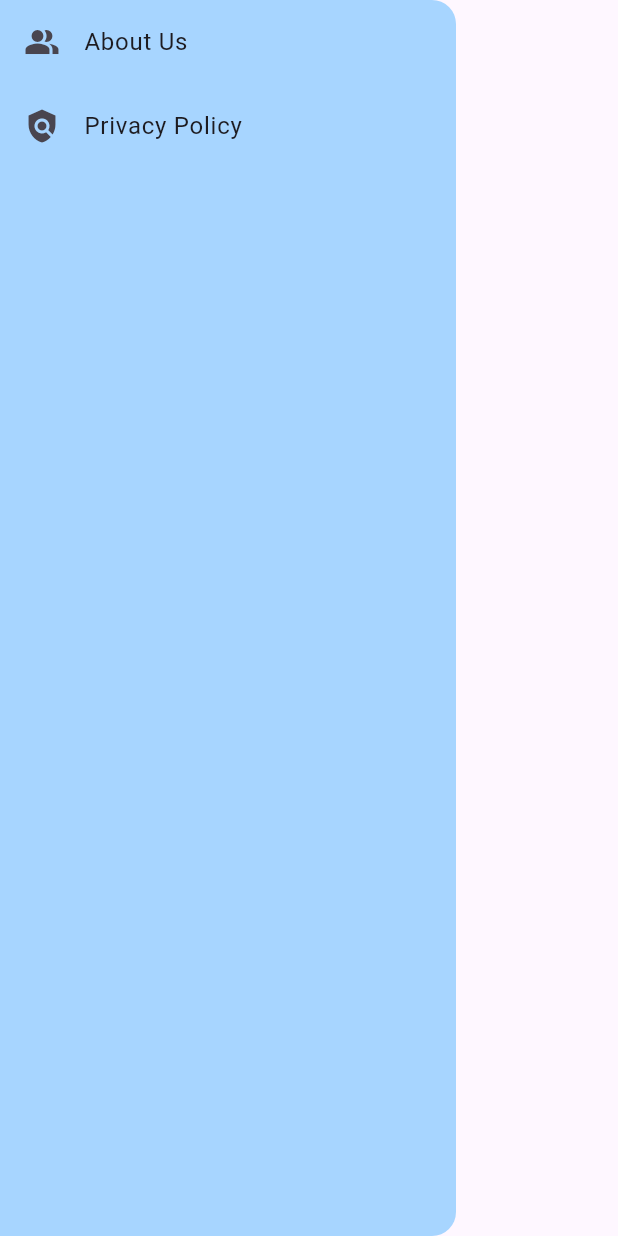
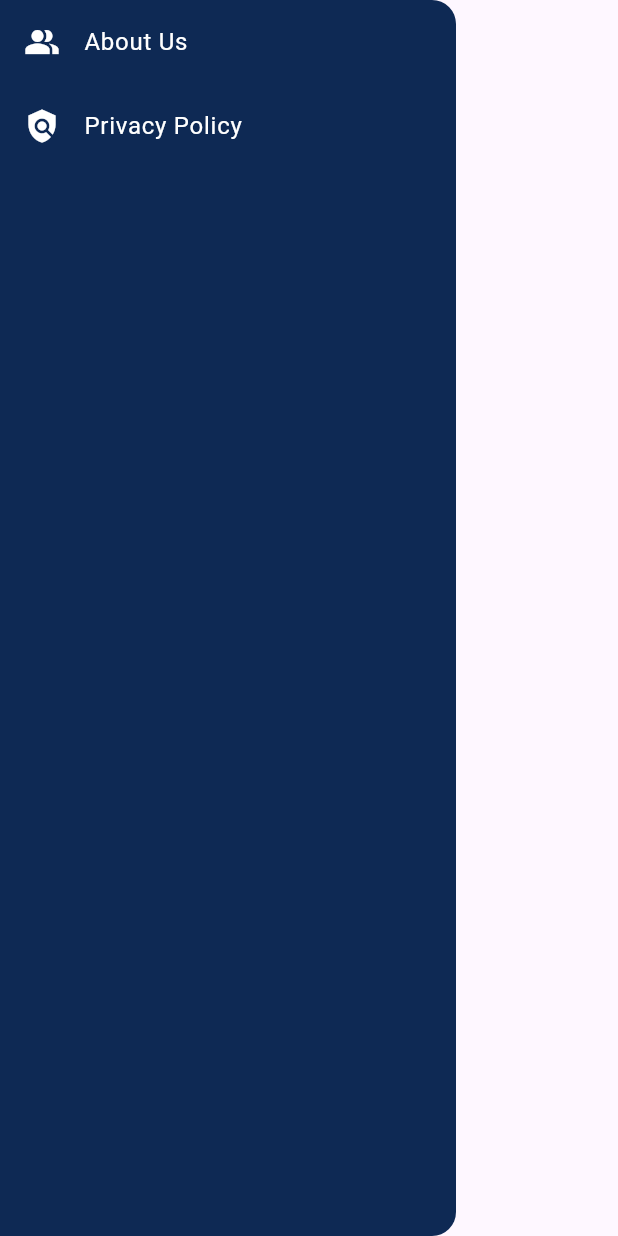
Before and after one commit to mujtabafromthedarkside/Time-Table-App, a Flutter app: the SideBar widget shown alone on an empty page, opened directly, on a phone screen of 412 x 824 dp. Run offline on Flutter 3.47's test engine with Material 3 defaults, Android fonts, the phone set to English and light mode, and no system bars; our stand-ins replace flutter_colorpicker.

Commit message:
SideBar, Login update

```diff
--- a/lib/screens/SideBar.dart
+++ b/lib/screens/SideBar.dart
@@ -1,16 +1,17 @@
 import 'package:flutter/material.dart';
+import 'package:timetable/config/strings.dart';
 import 'package:timetable/screens/LandingPage.dart';
 
 class SideBar extends StatelessWidget {
   @override
   Widget build(BuildContext context) {
     return Drawer(
-      backgroundColor: Color(0xffA7D5FF),
+      backgroundColor: LandingPageDarkBlue,
       child: ListView(
         children: [
           ListTile(
-            leading: Icon(Icons.people_alt),
-            title: Text("About Us"),
+            leading: Icon(Icons.people_alt, color: Colors.white,),
+            title: Text("About Us", style: TextStyle(color: Colors.white),),
             onTap: (){
               Navigator.push(context, MaterialPageRoute(builder: (context){
                 return LandingPage(); //Profile()
@@ -18,8 +19,8 @@ class SideBar extends StatelessWidget {
             },
           ),
           ListTile(
-            leading: Icon(Icons.policy),
-            title: Text("Privacy Policy"),
+            leading: Icon(Icons.policy, color: Colors.white,),
+            title: Text("Privacy Policy", style: TextStyle(color: Colors.white)),
             onTap: (){},
           ),
         ],
```
Also changed, not shown: lib/screens/TimeTablePageNew.dart (+7 -15 lines), lib/screens/login.dart (+6 -1 lines).
